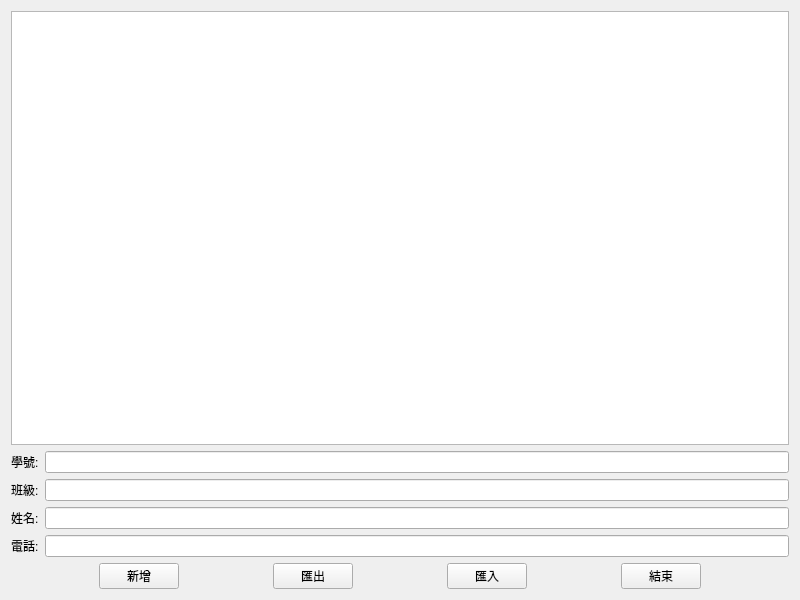
Above: mywidget.ui from 41343247/ContactBook before the change. Below: the same form after it.
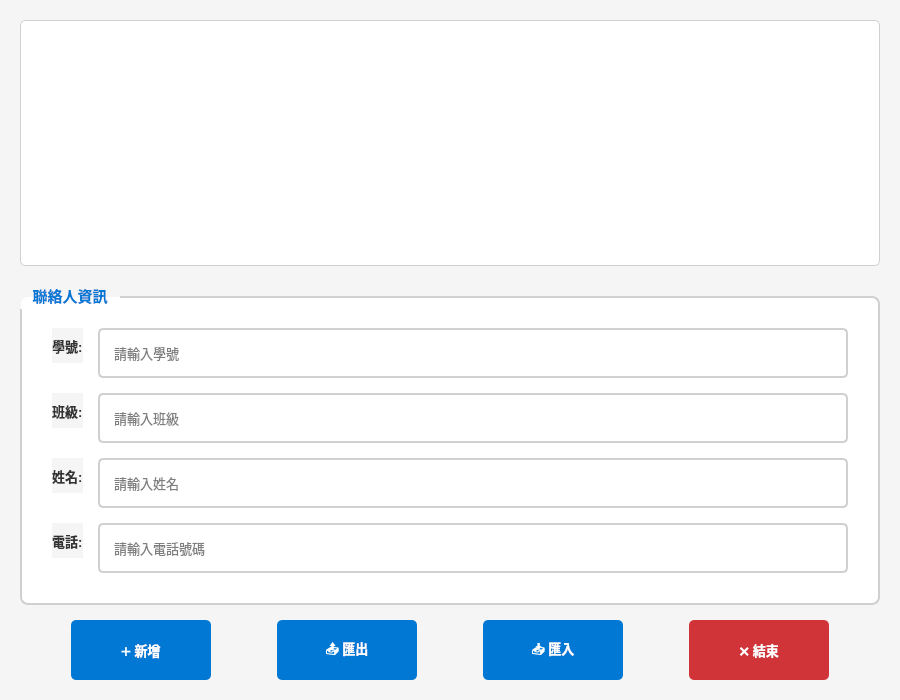
That is the form after the change.

Commit message: Beautify ContactBook UI with modern styling and improved UX

What changed in the file:
```diff
--- a/mywidget.ui
+++ b/mywidget.ui
@@ -6,19 +6,179 @@
    <rect>
     <x>0</x>
     <y>0</y>
+    <width>900</width>
+    <height>700</height>
+   </rect>
+  </property>
+  <property name="minimumSize">
+   <size>
     <width>800</width>
     <height>600</height>
-   </rect>
+   </size>
   </property>
   <property name="windowTitle">
-   <string>MyWidget</string>
+   <string>通訊錄管理系統</string>
+  </property>
+  <property name="styleSheet">
+   <string notr="true">QWidget {
+    background-color: #f5f5f5;
+    font-family: "Microsoft YaHei", "微軟正黑體", Arial, sans-serif;
+}
+
+QTableWidget {
+    background-color: white;
+    border: 1px solid #d0d0d0;
+    border-radius: 5px;
+    gridline-color: #e0e0e0;
+    selection-background-color: #0078d4;
+    selection-color: white;
+}
+
+QTableWidget::item {
+    padding: 8px;
+}
+
+QTableWidget::item:selected {
+    background-color: #0078d4;
+}
+
+QHeaderView::section {
+    background-color: #0078d4;
+    color: white;
+    padding: 10px;
+    border: none;
+    font-weight: bold;
+    font-size: 11pt;
+}
+
+QLineEdit {
+    padding: 8px 12px;
+    border: 2px solid #d0d0d0;
+    border-radius: 5px;
+    background-color: white;
+    font-size: 10pt;
+    min-height: 30px;
+}
+
+QLineEdit:focus {
+    border: 2px solid #0078d4;
+}
+
+QLabel {
+    font-size: 10pt;
+    font-weight: bold;
+    color: #333333;
+}
+
+QPushButton {
+    background-color: #0078d4;
+    color: white;
+    border: none;
+    border-radius: 5px;
+    padding: 10px 20px;
+    font-size: 10pt;
+    font-weight: bold;
+    min-width: 100px;
+    min-height: 40px;
+}
+
+QPushButton:hover {
+    background-color: #005a9e;
+}
+
+QPushButton:pressed {
+    background-color: #004578;
+}
+
+QPushButton#pushButton_4 {
+    background-color: #d13438;
+}
+
+QPushButton#pushButton_4:hover {
+    background-color: #a02f31;
+}
+
+QPushButton#pushButton_4:pressed {
+    background-color: #7d2528;
+}</string>
   </property>
   <layout class="QVBoxLayout" name="verticalLayout">
+   <property name="spacing">
+    <number>15</number>
+   </property>
+   <property name="leftMargin">
+    <number>20</number>
+   </property>
+   <property name="topMargin">
+    <number>20</number>
+   </property>
+   <property name="rightMargin">
+    <number>20</number>
+   </property>
+   <property name="bottomMargin">
+    <number>20</number>
+   </property>
    <item>
-    <widget class="QTableWidget" name="tableWidget"/>
+    <widget class="QTableWidget" name="tableWidget">
+     <property name="alternatingRowColors">
+      <bool>true</bool>
+     </property>
+     <property name="selectionBehavior">
+      <enum>QAbstractItemView::SelectionBehavior::SelectRows</enum>
+     </property>
+     <property name="showGrid">
+      <bool>true</bool>
+     </property>
+     <property name="cornerButtonEnabled">
+      <bool>false</bool>
+     </property>
+     <attribute name="horizontalHeaderStretchLastSection">
+      <bool>true</bool>
+     </attribute>
+    </widget>
    </item>
    <item>
+    <widget class="QGroupBox" name="groupBox">
+     <property name="title">
+      <string>聯絡人資訊</string>
+     </property>
+     <property name="styleSheet">
+      <string notr="true">QGroupBox {
+    background-color: white;
+    border: 2px solid #d0d0d0;
+    border-radius: 8px;
+    margin-top: 15px;
+    padding: 15px;
+    font-weight: bold;
+    font-size: 11pt;
+}
+
+QGroupBox::title {
+    subcontrol-origin: margin;
+    subcontrol-position: top left;
+    padding: 5px 10px;
+    color: #0078d4;
+}</string>
+     </property>
     <layout class="QFormLayout" name="formLayout">
+      <property name="horizontalSpacing">
+       <number>15</number>
+      </property>
+      <property name="verticalSpacing">
+       <number>15</number>
+      </property>
+      <property name="leftMargin">
+       <number>15</number>
+      </property>
+      <property name="topMargin">
+       <number>15</number>
+      </property>
+      <property name="rightMargin">
+       <number>15</number>
+      </property>
+      <property name="bottomMargin">
+       <number>15</number>
+      </property>
      <item row="0" column="0">
       <widget class="QLabel" name="label">
        <property name="text">
@@ -48,21 +208,53 @@
       </widget>
      </item>
      <item row="0" column="1">
-      <widget class="QLineEdit" name="lineEdit"/>
+       <widget class="QLineEdit" name="lineEdit">
+        <property name="placeholderText">
+         <string>請輸入學號</string>
+        </property>
+        <property name="toolTip">
+         <string>輸入學生學號</string>
+        </property>
+       </widget>
      </item>
      <item row="1" column="1">
-      <widget class="QLineEdit" name="lineEdit_2"/>
+       <widget class="QLineEdit" name="lineEdit_2">
+        <property name="placeholderText">
+         <string>請輸入班級</string>
+        </property>
+        <property name="toolTip">
+         <string>輸入學生班級</string>
+        </property>
+       </widget>
      </item>
      <item row="2" column="1">
-      <widget class="QLineEdit" name="lineEdit_3"/>
+       <widget class="QLineEdit" name="lineEdit_3">
+        <property name="placeholderText">
+         <string>請輸入姓名</string>
+        </property>
+        <property name="toolTip">
+         <string>輸入學生姓名</string>
+        </property>
+       </widget>
      </item>
      <item row="3" column="1">
-      <widget class="QLineEdit" name="lineEdit_4"/>
-     </item>
-    </layout>
+       <widget class="QLineEdit" name="lineEdit_4">
+        <property name="placeholderText">
+         <string>請輸入電話號碼</string>
+        </property>
+        <property name="toolTip">
+         <string>輸入聯絡電話</string>
+        </property>
+       </widget>
+      </item>
+     </layout>
+    </widget>
    </item>
    <item>
     <layout class="QHBoxLayout" name="horizontalLayout">
+     <property name="spacing">
+      <number>15</number>
+     </property>
      <item>
       <spacer name="horizontalSpacer_2">
        <property name="orientation">
@@ -79,7 +271,13 @@
      <item>
       <widget class="QPushButton" name="pushButton">
        <property name="text">
-        <string>新增</string>
+        <string>➕ 新增</string>
+       </property>
+       <property name="toolTip">
+        <string>新增聯絡人到列表</string>
+       </property>
+       <property name="cursor">
+        <cursorShape>PointingHandCursor</cursorShape>
        </property>
       </widget>
      </item>
@@ -99,7 +297,13 @@
      <item>
       <widget class="QPushButton" name="pushButton_2">
        <property name="text">
-        <string>匯出</string>
+        <string>📤 匯出</string>
+       </property>
+       <property name="toolTip">
+        <string>匯出聯絡人列表到檔案</string>
+       </property>
+       <property name="cursor">
+        <cursorShape>PointingHandCursor</cursorShape>
        </property>
       </widget>
      </item>
@@ -119,7 +323,13 @@
      <item>
       <widget class="QPushButton" name="pushButton_3">
        <property name="text">
-        <string>匯入</string>
+        <string>📥 匯入</string>
+       </property>
+       <property name="toolTip">
+        <string>從檔案匯入聯絡人列表</string>
+       </property>
+       <property name="cursor">
+        <cursorShape>PointingHandCursor</cursorShape>
        </property>
       </widget>
      </item>
@@ -139,7 +349,13 @@
      <item>
       <widget class="QPushButton" name="pushButton_4">
        <property name="text">
-        <string>結束</string>
+        <string>❌ 結束</string>
+       </property>
+       <property name="toolTip">
+        <string>匯出並關閉程式</string>
+       </property>
+       <property name="cursor">
+        <cursorShape>PointingHandCursor</cursorShape>
        </property>
       </widget>
      </item>
```
Lines whose indentation alone changed are shown as unchanged.
